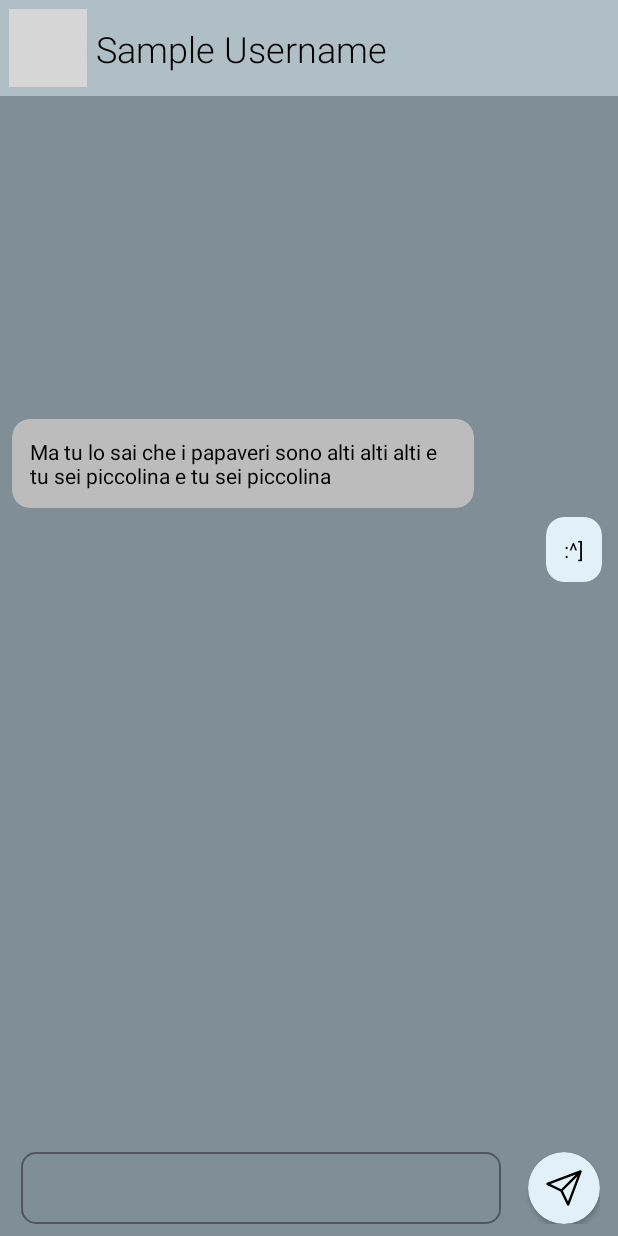
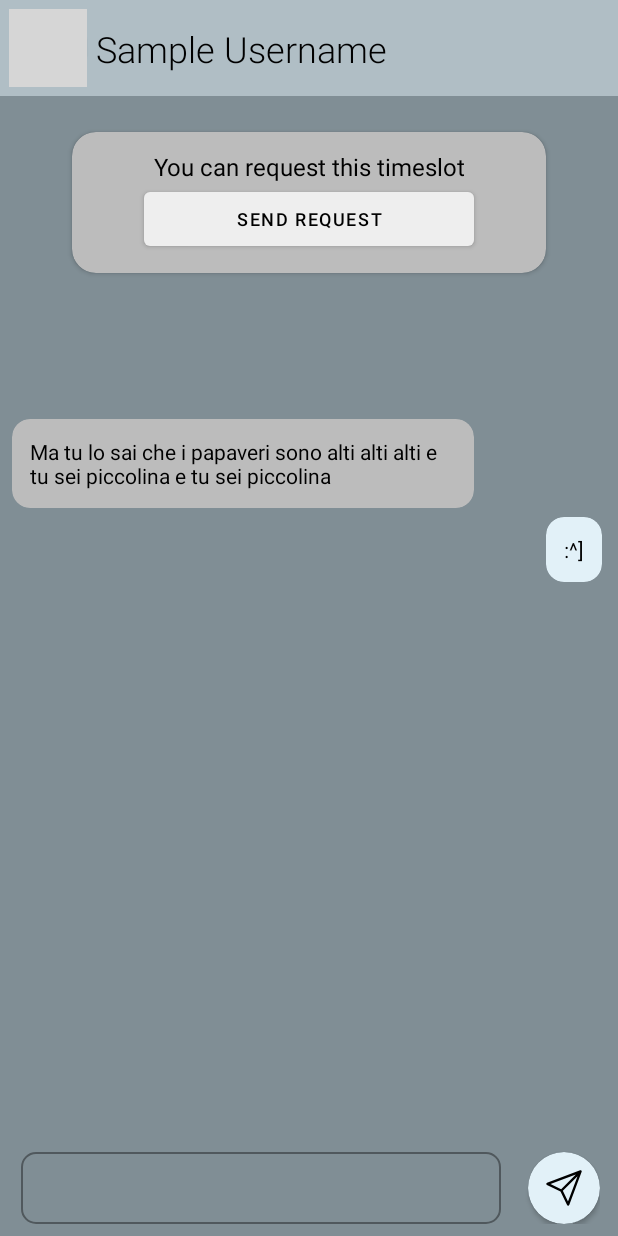
Before and after one commit to coccocarmiano/mad2022lab3, an Android app: the layout fragment_chat.xml on its own in the app's theme, with its tools: preview values and no code run, scrolled down 486 dp, on a phone screen of 412 x 824 dp. Run offline under Robolectric (Android 15) with nearby library versions, the phone set to English and light mode, and no system bars; grey boxes are pictures that could not be loaded.

Commit message:
new: popups to request and accept request for timeslots

```diff
--- /dev/null
+++ b/app/src/main/res/layout/chat_request_time_slot_popup.xml
@@ -0,0 +1,43 @@
+<?xml version="1.0" encoding="utf-8"?>
+<androidx.cardview.widget.CardView
+    xmlns:android="http://schemas.android.com/apk/res/android"
+    android:layout_width="match_parent"
+    android:layout_height="wrap_content"
+    xmlns:app="http://schemas.android.com/apk/res-auto"
+    app:cardBackgroundColor="@color/primaryDarkColor"
+    app:cardCornerRadius="16dp"
+    android:layout_marginHorizontal="32dp"
+    android:layout_marginTop="24dp"
+    android:paddingTop="24dp">
+
+    <androidx.constraintlayout.widget.ConstraintLayout
+        android:layout_width="match_parent"
+        android:layout_height="match_parent"
+        android:padding="12dp">
+    <TextView
+        android:id="@+id/request_time_slot_text_view"
+        android:layout_width="match_parent"
+        android:layout_height="wrap_content"
+
+        app:layout_constraintStart_toStartOf="parent"
+        app:layout_constraintEnd_toEndOf="parent"
+        app:layout_constraintTop_toTopOf="parent"
+        app:layout_constraintBottom_toTopOf="@id/request_time_slot_button"
+
+        android:textSize="16sp"
+        android:textAlignment="center"
+        android:textColor="@color/primaryTextColor"
+        android:text="You can request this timeslot" />
+    <Button
+        android:id="@+id/request_time_slot_button"
+        android:layout_width="match_parent"
+        android:layout_height="wrap_content"
+        app:layout_constraintBottom_toBottomOf="parent"
+        android:layout_marginRight="36dp"
+        android:layout_marginLeft="36dp"
+        app:layout_constraintStart_toStartOf="parent"
+        app:layout_constraintEnd_toEndOf="parent"
+        android:textSize="12sp"
+        android:text="Send Request"/>
+    </androidx.constraintlayout.widget.ConstraintLayout>
+</androidx.cardview.widget.CardView>
--- a/app/src/main/res/layout/fragment_chat.xml
+++ b/app/src/main/res/layout/fragment_chat.xml
@@ -16,6 +16,7 @@
         android:padding="6dp"
         app:layout_constraintTop_toTopOf="parent"
         android:animateLayoutChanges="true">
+
 
         <TextView
             android:id="@+id/chat_user_displayed_name"
@@ -66,6 +67,38 @@
         android:layout_height="0dp"
         android:layout_weight="20"
         android:animateLayoutChanges="true">
+
+        <include
+            android:id="@+id/chat_popup_send_request"
+            layout="@layout/chat_request_time_slot_popup"
+            android:layout_width="match_parent"
+            android:layout_height="wrap_content"
+
+            app:layout_constraintEnd_toEndOf="parent"
+            app:layout_constraintStart_toStartOf="parent"
+            app:layout_constraintTop_toTopOf="parent"
+
+            android:layout_marginTop="24dp"
+            android:layout_marginStart="48dp"
+            android:layout_marginEnd="48dp"
+            />
+
+        <include
+            android:id="@+id/chat_popup_pending_request"
+            layout="@layout/chat_pending_request_time_slot_popup"
+            android:layout_width="match_parent"
+            android:layout_height="wrap_content"
+
+            app:layout_constraintStart_toStartOf="parent"
+            app:layout_constraintEnd_toEndOf="parent"
+            app:layout_constraintTop_toTopOf="parent"
+
+            android:layout_marginTop="24dp"
+            android:layout_marginStart="48dp"
+            android:layout_marginEnd="48dp"
+            android:visibility="gone"
+            />
+
         <androidx.recyclerview.widget.RecyclerView
             android:id="@+id/chat_messages_recycler_view"
             android:layout_width="match_parent"
@@ -75,6 +108,7 @@
             tools:listitem="@layout/fake_chat"
             app:layoutManager="androidx.recyclerview.widget.LinearLayoutManager"/>
     </androidx.constraintlayout.widget.ConstraintLayout>
+
 
 
     <!-- TODO: A nice idea, maybe later... -->
```
Also changed, not shown: app/src/main/res/layout/chat_pending_request_time_slot_popup.xml (added, +78 -0 lines).
